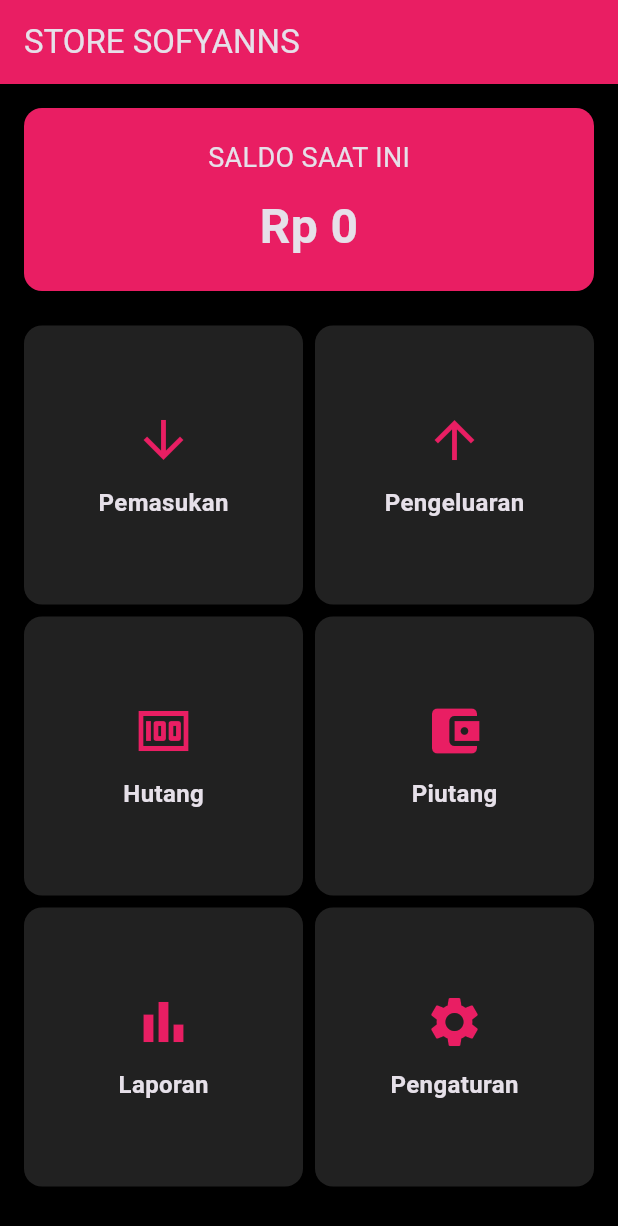
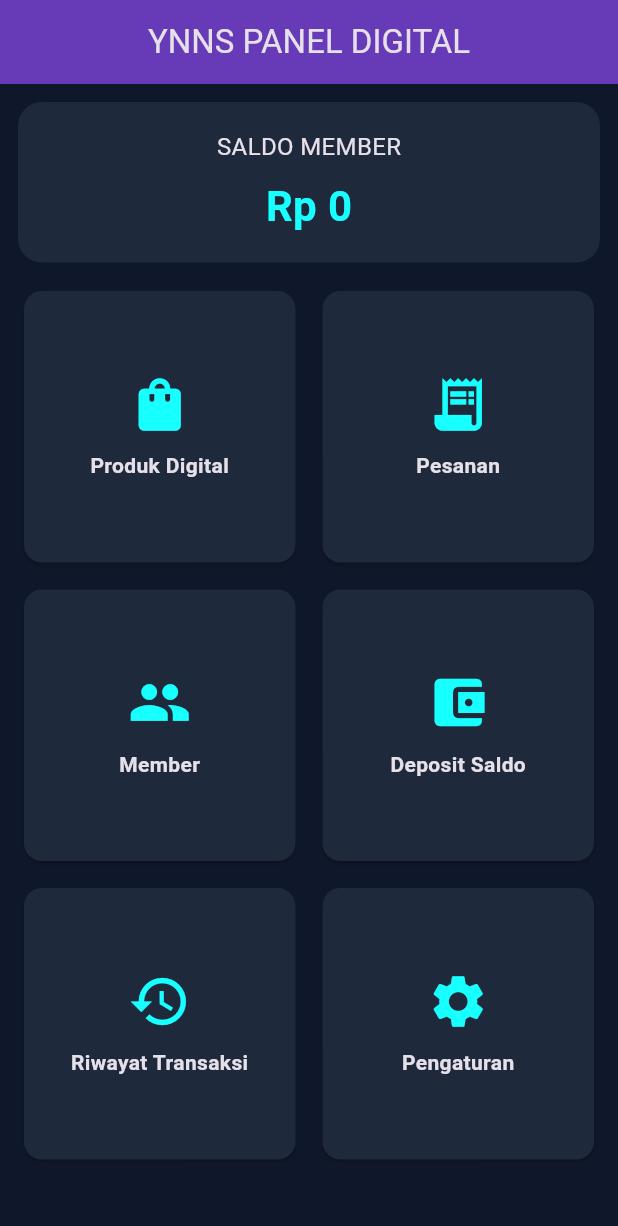
Before and after one commit to sauri7402-svg/store-sofyanns, a Flutter app: the screen it shows after launch, on a phone screen of 412 x 824 dp. Shown: the top 1226 px of the screen. Run offline on Flutter 3.47's test engine with Material 3 defaults, Android fonts, the phone set to English and light mode, and no system bars.

Commit message:
Update YNNS PANEL DIGITAL UI

```diff
--- a/lib/main.dart
+++ b/lib/main.dart
@@ -1,18 +1,21 @@
 	import 'package:flutter/material.dart';
 
 void main() {
-  runApp(const StoreSofyannsApp());
+  runApp(const YnnsPanelDigital());
 }
 
-class StoreSofyannsApp extends StatelessWidget {
-  const StoreSofyannsApp({super.key});
+class YnnsPanelDigital extends StatelessWidget {
+  const YnnsPanelDigital({super.key});
 
   @override
   Widget build(BuildContext context) {
     return MaterialApp(
       debugShowCheckedModeBanner: false,
-      title: 'STORE SOFYANNS',
-      theme: ThemeData.dark(),
+      title: 'YNNS PANEL DIGITAL',
+      theme: ThemeData(
+        brightness: Brightness.dark,
+        scaffoldBackgroundColor: const Color(0xFF0F172A),
+      ),
       home: const DashboardPage(),
     );
   }
@@ -22,93 +25,179 @@ class DashboardPage extends StatelessWidget {
   const DashboardPage({super.key});
 
   Widget menuCard(
+      BuildContext context,
       IconData icon,
       String title,
-      BuildContext context,
       ) {
     return Card(
-      color: Colors.grey[900],
+      color: const Color(0xFF1E293B),
       child: InkWell(
-        onTap: () {},
-        child: SizedBox(
-          height: 120,
+        onTap: () {
+          Navigator.push(
+            context,
+            MaterialPageRoute(
+              builder: (context) => MenuPage(title: title),
+            ),
+          );
+        },
         child: Column(
           mainAxisAlignment: MainAxisAlignment.center,
           children: [
-              Icon(icon, size: 40, color: Colors.pink),
+            Icon(
+              icon,
+              size: 42,
+              color: Colors.cyanAccent,
+            ),
             const SizedBox(height: 10),
             Text(
               title,
+              textAlign: TextAlign.center,
               style: const TextStyle(
-                  fontSize: 16,
                 fontWeight: FontWeight.bold,
               ),
-              )
+            ),
           ],
         ),
       ),
-      ),
     );
-  }
-
-  @override
+  }  @override
   Widget build(BuildContext context) {
     return Scaffold(
-      backgroundColor: Colors.black,
       appBar: AppBar(
-        title: const Text("STORE SOFYANNS"),
-        backgroundColor: Colors.pink,
+        title: const Text("YNNS PANEL DIGITAL"),
+        centerTitle: true,
+        backgroundColor: Colors.deepPurple,
       ),
       body: Padding(
         padding: const EdgeInsets.all(12),
         child: Column(
           children: [
-            Card(
-              color: Colors.pink,
-              child: Container(
+            Container(
               width: double.infinity,
-                padding: const EdgeInsets.all(20),
+              padding: const EdgeInsets.all(18),
+              decoration: BoxDecoration(
+                color: const Color(0xFF1E293B),
+                borderRadius: BorderRadius.circular(16),
+              ),
               child: const Column(
                 children: [
                   Text(
-                      "SALDO SAAT INI",
-                      style: TextStyle(fontSize: 18),
+                    "SALDO MEMBER",
+                    style: TextStyle(fontSize: 16),
                   ),
-                    SizedBox(height: 10),
+                  SizedBox(height: 8),
                   Text(
                     "Rp 0",
                     style: TextStyle(
-                        fontSize: 32,
+                      fontSize: 28,
                       fontWeight: FontWeight.bold,
+                      color: Colors.cyanAccent,
                     ),
-                    )
+                  ),
                 ],
-                ),
               ),
             ),
             const SizedBox(height: 15),
             Expanded(
               child: GridView.count(
                 crossAxisCount: 2,
+                crossAxisSpacing: 10,
+                mainAxisSpacing: 10,
                 children: [
-                  menuCard(Icons.arrow_downward,
-                      "Pemasukan", context),
-                  menuCard(Icons.arrow_upward,
-                      "Pengeluaran", context),
-                  menuCard(Icons.money,
-                      "Hutang", context),
-                  menuCard(Icons.account_balance_wallet,
-                      "Piutang", context),
-                  menuCard(Icons.bar_chart,
-                      "Laporan", context),
-                  menuCard(Icons.settings,
-                      "Pengaturan", context),
+                  menuCard(
+                    context,
+                    Icons.shopping_bag,
+                    "Produk Digital",
+                  ),
+                  menuCard(
+                    context,
+                    Icons.receipt_long,
+                    "Pesanan",
+                  ),
+                  menuCard(
+                    context,
+                    Icons.people,
+                    "Member",
+                  ),
+                  menuCard(
+                    context,
+                    Icons.account_balance_wallet,
+                    "Deposit Saldo",
+                  ),
+                  menuCard(
+                    context,
+                    Icons.history,
+                    "Riwayat Transaksi",
+                  ),
+                  menuCard(
+                    context,
+                    Icons.settings,
+                    "Pengaturan",
+                  ),
                 ],
               ),
-            )
+            ),
           ],
         ),
       ),
     );
   }
+}class MenuPage extends StatelessWidget {
+  final String title;
+
+  const MenuPage({
+    super.key,
+    required this.title,
+  });
+
+  List<String> getItems() {
+    if (title == "Produk Digital") {
+      return [
+        "📞 Nokos",
+        "🌐 Hosting",
+        "🖥️ Panel Pterodactyl",
+        "📱 APK Premium",
+        "🎮 Top Up Game",
+        "🎫 Voucher Digital",
+      ];
     }
+
+    return [];
+  }
+
+  @override
+  Widget build(BuildContext context) {
+    final items = getItems();
+
+    return Scaffold(
+      backgroundColor: const Color(0xFF0F172A),
+      appBar: AppBar(
+        title: Text(title),
+        backgroundColor: Colors.deepPurple,
+      ),
+      body: items.isNotEmpty
+          ? ListView.builder(
+              itemCount: items.length,
+              itemBuilder: (context, index) {
+                return Card(
+                  color: const Color(0xFF1E293B),
+                  child: ListTile(
+                    title: Text(items[index]),
+                    trailing: const Icon(Icons.arrow_forward_ios),
+                  ),
+                );
+              },
+            )
+          : Center(
+              child: Text(
+                "$title\nHalaman Aktif",
+                textAlign: TextAlign.center,
+                style: const TextStyle(
+                  fontSize: 24,
+                  color: Colors.white,
+                ),
+              ),
+            ),
+    );
+  }
+}
```
Also changed, not shown: 2 other files. Lines whose indentation alone changed are shown as unchanged.
